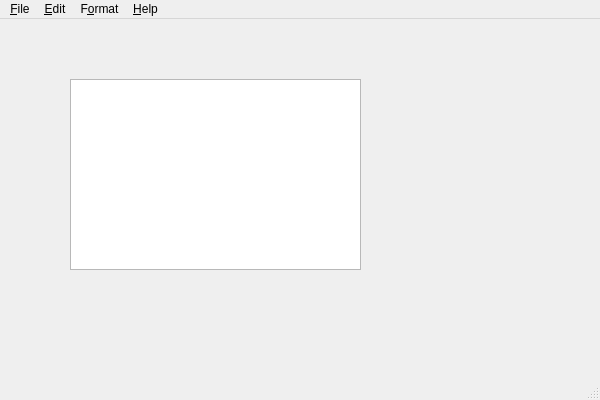
Qt form MainWindow.ui (andrewrk/Secure-WordVault) before a commit.
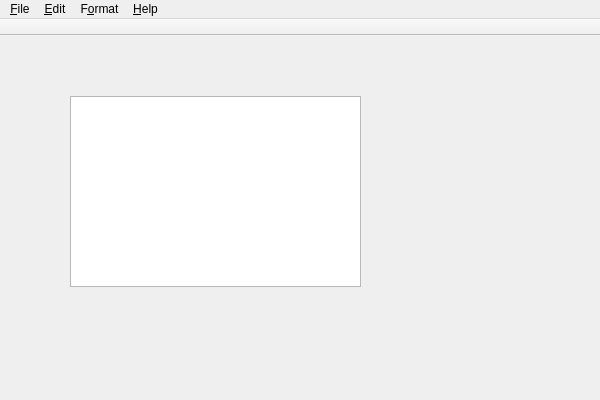
The same form after that commit.

Commit message: Search text hilighting is yellow and bar is at top

Diff of the .ui file:
```diff
--- a/MainWindow.ui
+++ b/MainWindow.ui
@@ -92,7 +92,29 @@
    <addaction name="menu_Format"/>
    <addaction name="menu_Help"/>
   </widget>
-  <widget class="QStatusBar" name="statusBar"/>
+  <widget class="QToolBar" name="findBar">
+   <property name="contextMenuPolicy">
+    <enum>Qt::NoContextMenu</enum>
+   </property>
+   <property name="windowTitle">
+    <string>Find</string>
+   </property>
+   <property name="movable">
+    <bool>false</bool>
+   </property>
+   <property name="allowedAreas">
+    <set>Qt::BottomToolBarArea|Qt::TopToolBarArea</set>
+   </property>
+   <property name="floatable">
+    <bool>false</bool>
+   </property>
+   <attribute name="toolBarArea">
+    <enum>TopToolBarArea</enum>
+   </attribute>
+   <attribute name="toolBarBreak">
+    <bool>false</bool>
+   </attribute>
+  </widget>
   <action name="actionNew">
    <property name="text">
     <string>&amp;New</string>
```
The commit also changes 2 other files.
